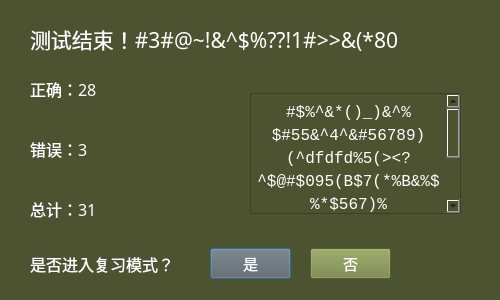
This is TranWordReview.ui in liyuxuan2003/EgretPoetry as Qt 5 draws it before an edit. The edited form follows.
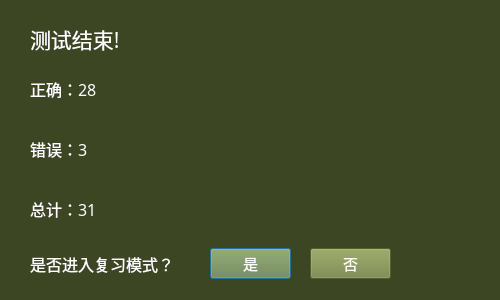
This is the edited form.

Diff of the .ui file:
```diff
--- a/TranWordReview.ui
+++ b/TranWordReview.ui
@@ -26,7 +26,7 @@
    <string>测试结束！</string>
   </property>
   <property name="styleSheet">
-   <string notr="true">background-color: rgb(77, 83, 49);</string>
+   <string notr="true">background-color: rgb(60, 70, 35);</string>
   </property>
   <widget class="QLabel" name="labelRight">
    <property name="geometry">
@@ -69,7 +69,7 @@
     <string notr="true">color: rgb(255, 255, 255);</string>
    </property>
    <property name="text">
-    <string>测试结束！#3#@~!&amp;^$%??!1#&gt;&gt;&amp;(*80</string>
+    <string>测试结束!</string>
    </property>
   </widget>
   <widget class="QLabel" name="labelWrong">
@@ -110,7 +110,7 @@
     </font>
    </property>
    <property name="styleSheet">
-    <string notr="true">background-color: rgb(100, 100, 100);
+    <string notr="true">background-color: rgb(117, 133, 67);
 color: rgb(255, 255, 255);</string>
    </property>
    <property name="text">
@@ -162,32 +162,6 @@
     <string>否</string>
    </property>
   </widget>
-  <widget class="QTextBrowser" name="textBrowser">
-   <property name="geometry">
-    <rect>
-     <x>250</x>
-     <y>93</y>
-     <width>211</width>
-     <height>121</height>
-    </rect>
-   </property>
-   <property name="font">
-    <font>
-     <family>Consolas</family>
-     <pointsize>12</pointsize>
-    </font>
-   </property>
-   <property name="styleSheet">
-    <string notr="true">color: rgb(255, 255, 255);</string>
-   </property>
-   <property name="html">
-    <string>&lt;!DOCTYPE HTML PUBLIC &quot;-//W3C//DTD HTML 4.0//EN&quot; &quot;http://www.w3.org/TR/REC-html40/strict.dtd&quot;&gt;
-&lt;html&gt;&lt;head&gt;&lt;meta name=&quot;qrichtext&quot; content=&quot;1&quot; /&gt;&lt;style type=&quot;text/css&quot;&gt;
-p, li { white-space: pre-wrap; }
-&lt;/style&gt;&lt;/head&gt;&lt;body style=&quot; font-family:'Consolas'; font-size:12pt; font-weight:400; font-style:normal;&quot;&gt;
-&lt;p align=&quot;center&quot; style=&quot; margin-top:0px; margin-bottom:0px; margin-left:0px; margin-right:0px; -qt-block-indent:0; text-indent:0px;&quot;&gt;#$%^&amp;amp;*()_)&amp;amp;^%$#55&amp;amp;^4^&amp;amp;#56789)(^dfdfd%5(&amp;gt;&amp;lt;?^$@#$095(B$7(*%B&amp;amp;%$%*$567)%$567&amp;gt;&amp;lt;$5*(。&amp;lt;56(*6678o54tyuio[/]p;Y&amp;amp;*^^90#$%^&amp;amp;*(98&amp;amp;^%$#@#$%^&amp;amp;&lt;/p&gt;&lt;/body&gt;&lt;/html&gt;</string>
-   </property>
-  </widget>
   <widget class="QLabel" name="labelTotal">
    <property name="geometry">
     <rect>
```
